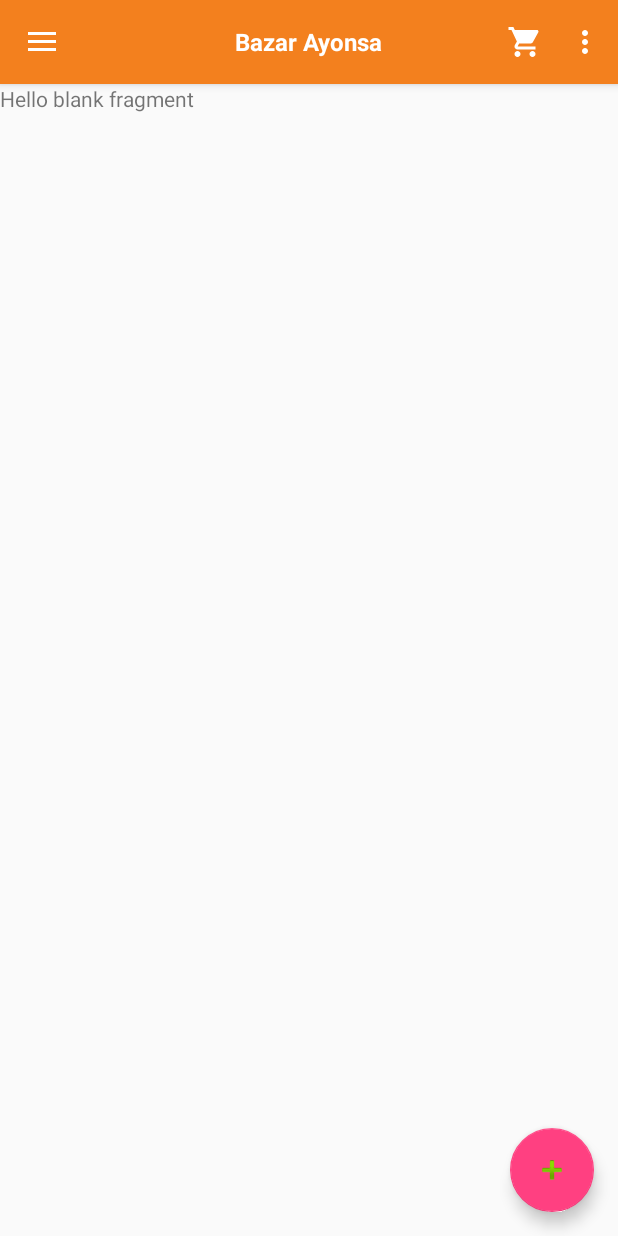
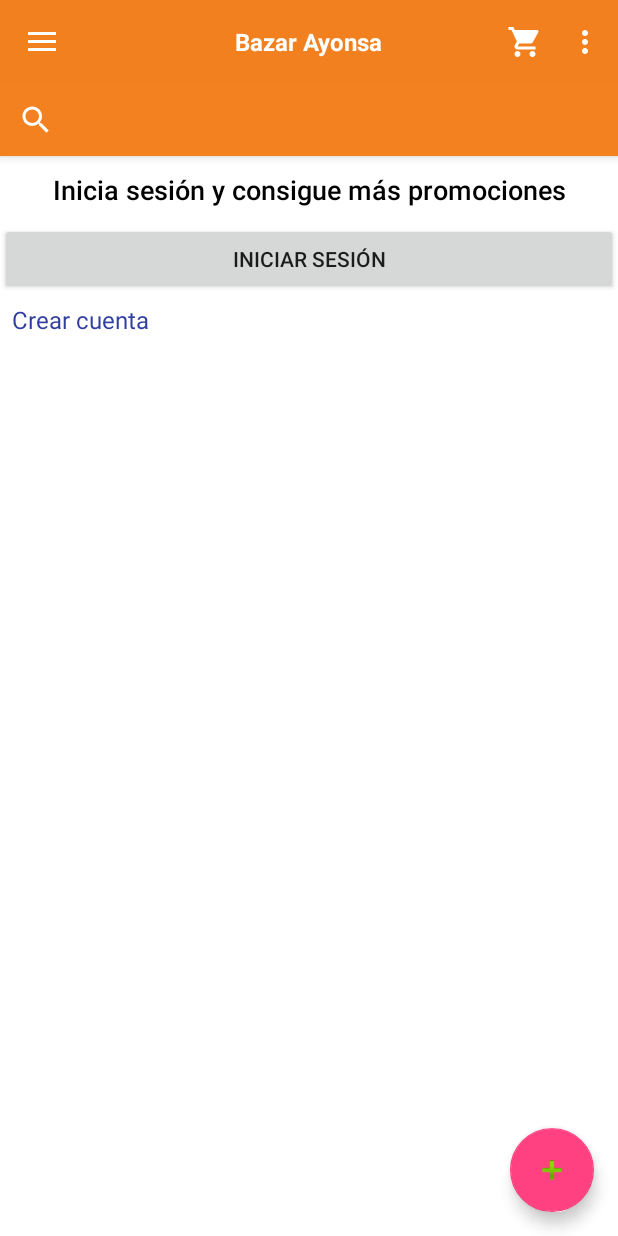
Before and after one commit to RoosPacheco/BazarAYONSA, an Android app: the HomeFragment screen opened directly, with no data from a screen before it, on a phone screen of 412 x 824 dp. Run offline under Robolectric (Android 15) with nearby library versions, the phone set to English and light mode, and no system bars; Roboto replaces fonts that are not available here.

Commit message:
App_BAR_MAIN

```diff
--- a/app/src/main/res/layout/app_bar_main2.xml
+++ b/app/src/main/res/layout/app_bar_main2.xml
@@ -38,9 +38,19 @@
 
         </android.support.v7.widget.Toolbar>
 
+        <SearchView
+            style="@android:style/Widget.Material.Light.SearchView"
+            android:layout_width="match_parent"
+            android:layout_height="match_parent"
+            android:background="#f38120"
+            android:contentDescription="¿Qué buscas?">
+
+        </SearchView>
+
     </android.support.design.widget.AppBarLayout>
 
     <!--<include layout="@layout/content_main2" />-->
+
     <FrameLayout
         android:id="@+id/content"
         android:layout_width="match_parent"
@@ -48,6 +58,41 @@
         app:layout_behavior="@string/appbar_scrolling_view_behavior"
         >
 
+        <LinearLayout
+            android:layout_width="match_parent"
+            android:layout_height="match_parent"
+            android:background="@android:color/background_light"
+            android:orientation="vertical">
+
+            <TextView
+                android:id="@+id/textView5"
+                android:layout_width="match_parent"
+                android:layout_height="wrap_content"
+                android:layout_marginTop="10dp"
+                android:layout_marginBottom="10dp"
+                android:gravity="center"
+                android:text="Inicia sesión y consigue más promociones"
+                android:textAppearance="@style/TextAppearance.AppCompat.Body2"
+                android:textColor="@android:color/background_dark"
+                android:textSize="18sp" />
+
+            <Button
+                android:id="@+id/button3"
+                android:layout_width="match_parent"
+                android:layout_height="wrap_content"
+                android:text="Iniciar sesión" />
+
+            <TextView
+                android:id="@+id/textView7"
+                style="@style/Widget.AppCompat.TextView.SpinnerItem"
+                android:layout_width="match_parent"
+                android:layout_height="wrap_content"
+                android:layout_marginTop="5dp"
+                android:text="Crear cuenta"
+                android:textColor="@color/colorPrimaryDark" />
+
+        </LinearLayout>
+
     </FrameLayout>
 
 </android.support.design.widget.CoordinatorLayout>
--- a/app/src/main/res/layout/fragment_home.xml
+++ b/app/src/main/res/layout/fragment_home.xml
@@ -6,10 +6,6 @@
     tools:context=".HomeFragment">
 
     <!-- TODO: Update blank fragment layout -->
-    <TextView
-        android:layout_width="match_parent"
-        android:layout_height="match_parent"
-        android:text="@string/hello_blank_fragment" />
 
     <android.support.design.widget.FloatingActionButton
         android:id="@+id/fab"
--- a/app/src/main/res/values/colors.xml
+++ b/app/src/main/res/values/colors.xml
@@ -1,6 +1,6 @@
 <?xml version="1.0" encoding="utf-8"?>
 <resources>
     <color name="colorPrimary">#3F51B5</color>
-    <color name="colorPrimaryDark">#303F9F</color>
+    <color name="colorPrimaryDark">#303f9f</color>
     <color name="colorAccent">#FF4081</color>
 </resources>
```
Also changed, not shown: app/src/main/res/layout/activity_main.xml (+24 -17 lines), app/src/main/res/mipmap-hdpi/logo.png (added), app/src/main/res/mipmap-hdpi/logo_aceptado.png (added), app/src/main/res/mipmap-hdpi/logo_aceptado_round.png (added), app/src/main/res/mipmap-hdpi/logo_round.png (added), app/src/main/res/mipmap-mdpi/logo.png (added), app/src/main/res/mipmap-mdpi/logo_round.png (added), app/src/main/res/mipmap-xhdpi/logo.png (added), app/src/main/res/mipmap-xhdpi/logo_round.png (added), app/src/main/res/mipmap-xxhdpi/logo.png (added), app/src/main/res/mipmap-xxhdpi/logo_round.png (added), app/src/main/res/mipmap-xxxhdpi/logo.png (added), app/src/main/res/mipmap-xxxhdpi/logo_round.png (added).
